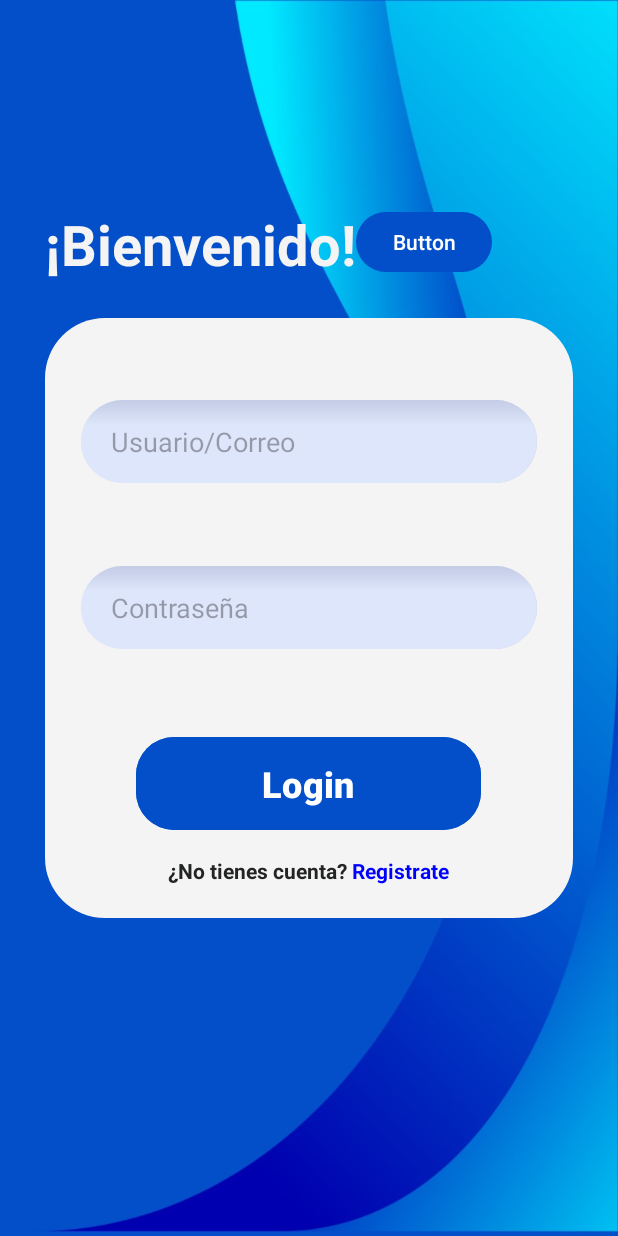
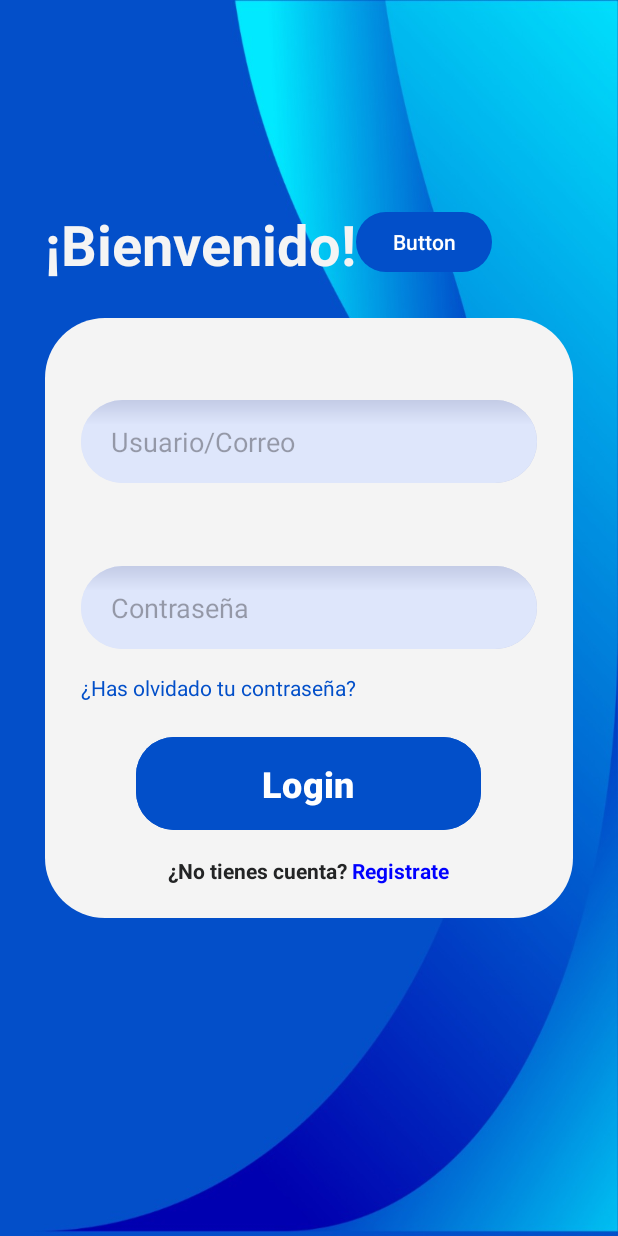
Before and after one commit to MarioCliment/PBIOMED_ANDROID, an Android app: the screen it shows after launch (LoginActivity), on a phone screen of 412 x 824 dp. Run offline under Robolectric (Android 15) with nearby library versions, the phone set to English and light mode, and no system bars.

Commit message:
Texto en login (no hace nada de momento)
Solo he agregado un texto, hay que agregarle un link a la actividad que aun no ha sido creada, la de "has olvidado tu contraseña"

```diff
--- a/src/app/src/main/res/layout/activity_login.xml
+++ b/src/app/src/main/res/layout/activity_login.xml
@@ -96,12 +96,12 @@
                 app:layout_constraintTop_toBottomOf="@+id/botonRegistrarse" />
 
             <TextView
-                android:id="@+id/textView2"
+                android:id="@+id/olvidarContrasenyaTextView"
                 android:layout_width="wrap_content"
                 android:layout_height="wrap_content"
-                android:layout_marginTop="8dp"
+                android:layout_marginTop="16dp"
                 android:text="¿Has olvidado tu contraseña?"
-                android:textColor="#F4F4F4"
+                android:textColor="#024FC9"
                 app:layout_constraintStart_toStartOf="@+id/contrasenya"
                 app:layout_constraintTop_toBottomOf="@+id/contrasenya" />
 
```
